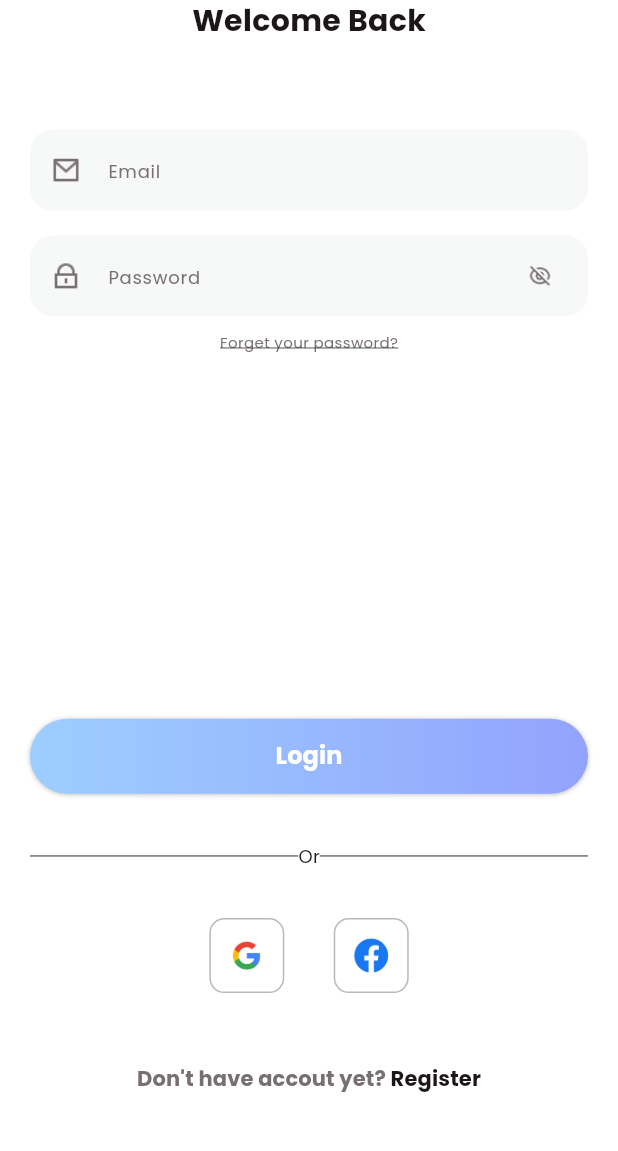
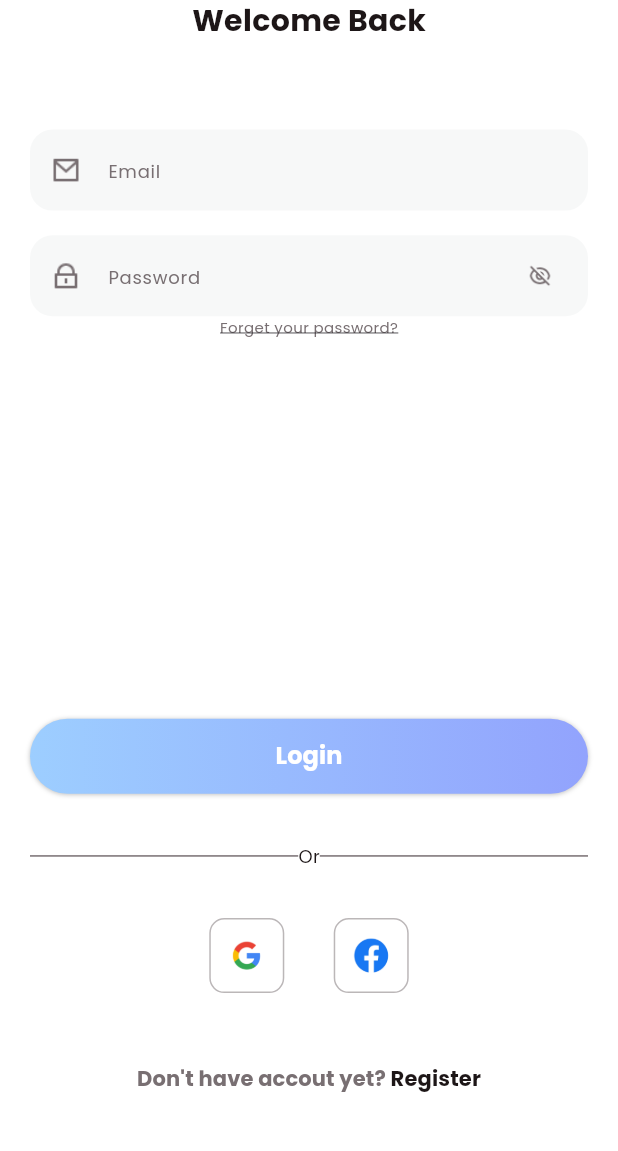
Before and after one commit to sdhaputhanthrie/Fitness-App, a Flutter app: the screen it shows after launch, after a tap on "Already have an account?", on a phone screen of 412 x 824 dp, the part 72-1223 px from its top. Run offline on Flutter 3.47's test engine with Material 3 defaults, Android fonts, the phone set to English and light mode, and no system bars; our stand-ins replace carousel_slider.

Commit message:
do some changes

```diff
--- a/lib/view/login/login_view.dart
+++ b/lib/view/login/login_view.dart
@@ -77,19 +77,18 @@ class _LoginViewState extends State<LoginView> {
                   children: [
 
 
-                    Padding(
-                      padding: const EdgeInsets.only(top: 10),
-                      child: Expanded(
-                        child: Text(
+
+                           Text(
                           "Forget your password?",
                           style: TextStyle(color: TColor.gray, fontSize: 10,decoration: TextDecoration.underline),
                         ),
-                      ),
-                    ),
+
+
                   ],
                 ),
 
-                Spacer(),
+
+                const Spacer(),
 
                 RoundButton(
                   title: "Login",
```
